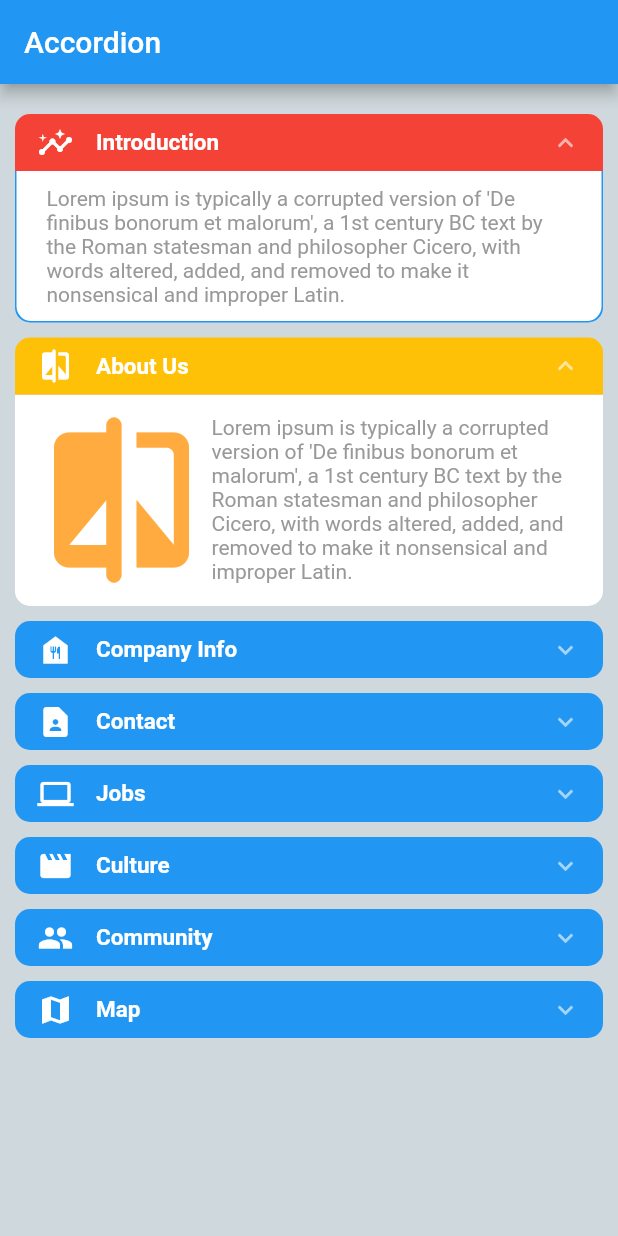
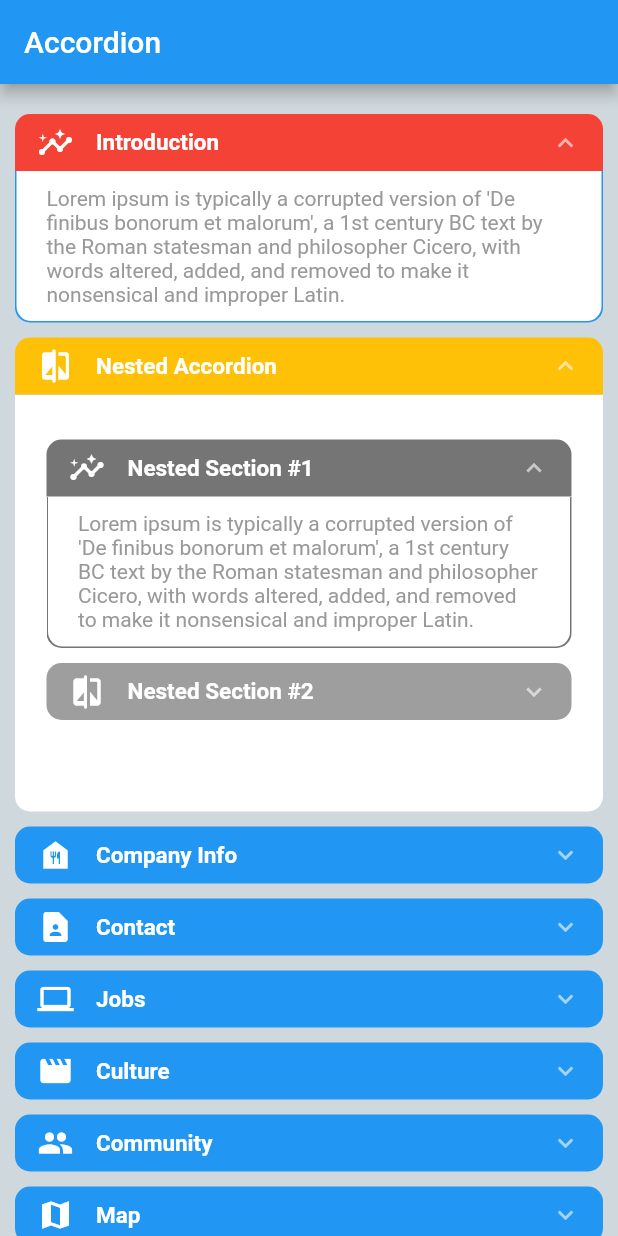
Before and after one commit to GotJimmy/accordion, a Flutter app: the screen it shows after launch, on a phone screen of 412 x 824 dp. Run offline on Flutter 3.47's test engine with Material 2 defaults, Android fonts, the phone set to English and light mode, and no system bars; drawn by our look-alikes of scroll_to_index; our stand-ins replace get.

Commit message:
2.4.0: increased max sections, updated packages

```diff
--- a/example/lib/main.dart
+++ b/example/lib/main.dart
@@ -1,4 +1,5 @@
 import 'package:accordion/accordion.dart';
+import 'package:accordion/controllers.dart';
 import 'package:flutter/material.dart';
 
 void main() async {
@@ -46,9 +47,8 @@ class AccordionPage extends StatelessWidget //__
           headerBackgroundColorOpened: Colors.black54,
           headerPadding:
               const EdgeInsets.symmetric(vertical: 7, horizontal: 15),
-          // sectionOpeningHapticFeedback: SectionHapticFeedback.heavy,
-          // sectionClosingHapticFeedback: SectionHapticFeedback.light,
-          // openAndCloseAnimation: false,
+          sectionOpeningHapticFeedback: SectionHapticFeedback.heavy,
+          sectionClosingHapticFeedback: SectionHapticFeedback.light,
           children: [
             AccordionSection(
               isOpen: true,
@@ -59,21 +59,50 @@ class AccordionPage extends StatelessWidget //__
               content: Text(_loremIpsum, style: _contentStyle),
               contentHorizontalPadding: 20,
               contentBorderWidth: 1,
-              // sectionOpeningHapticFeedback: SectionHapticFeedback.heavy,
-              // sectionClosingHapticFeedback: SectionHapticFeedback.vibrate,
+              // onOpenSection: () => print('onOpenSection ...'),
+              // onCloseSection: () => print('onCloseSection ...'),
             ),
             AccordionSection(
               isOpen: true,
               leftIcon: const Icon(Icons.compare_rounded, color: Colors.white),
-              header: Text('About Us', style: _headerStyle),
+              header: Text('Nested Accordion', style: _headerStyle),
               contentBorderColor: const Color(0xffffffff),
               headerBackgroundColorOpened: Colors.amber,
-              content: Row(
+              content: Accordion(
+                maxOpenSections: 1,
+                headerBackgroundColorOpened: Colors.black54,
+                headerPadding:
+                    const EdgeInsets.symmetric(vertical: 7, horizontal: 15),
                 children: [
-                  const Icon(Icons.compare_rounded,
-                      size: 120, color: Colors.orangeAccent),
-                  Flexible(
-                      flex: 1, child: Text(_loremIpsum, style: _contentStyle)),
+                  AccordionSection(
+                    isOpen: true,
+                    leftIcon:
+                        const Icon(Icons.insights_rounded, color: Colors.white),
+                    headerBackgroundColor: Colors.black38,
+                    headerBackgroundColorOpened: Colors.black54,
+                    header: Text('Nested Section #1', style: _headerStyle),
+                    content: Text(_loremIpsum, style: _contentStyle),
+                    contentHorizontalPadding: 20,
+                    contentBorderColor: Colors.black54,
+                  ),
+                  AccordionSection(
+                    isOpen: true,
+                    leftIcon:
+                        const Icon(Icons.compare_rounded, color: Colors.white),
+                    header: Text('Nested Section #2', style: _headerStyle),
+                    headerBackgroundColor: Colors.black38,
+                    headerBackgroundColorOpened: Colors.black54,
+                    contentBorderColor: Colors.black54,
+                    content: Row(
+                      children: [
+                        const Icon(Icons.compare_rounded,
+                            size: 120, color: Colors.orangeAccent),
+                        Flexible(
+                            flex: 1,
+                            child: Text(_loremIpsum, style: _contentStyle)),
+                      ],
+                    ),
+                  ),
                 ],
               ),
             ),
@@ -169,45 +198,6 @@ class AccordionPage extends StatelessWidget //__
               content:
                   const Icon(Icons.people, size: 200, color: Color(0xff999999)),
             ),
-            // AccordionSection(
-            //   isOpen: false,
-            //   leftIcon: const Icon(Icons.person_add, color: Colors.white),
-            //   header: Text('Accordion within Accordion', style: _headerStyle),
-            //   contentHorizontalPadding: 15,
-            //   contentVerticalPadding: 15,
-            //   content: Row(
-            //     mainAxisAlignment: MainAxisAlignment.spaceBetween,
-            //     crossAxisAlignment: CrossAxisAlignment.start,
-            //     children: [
-            //       Flexible(
-            //         flex: 1,
-            //         child: Text(
-            //           '\nTo your right you have an accordion nested within an accordion:',
-            //           style: _contentStyle,
-            //           textAlign: TextAlign.right,
-            //         ),
-            //       ),
-            //       Container(
-            //         width: 200,
-            //         height: 200,
-            //         child: Accordion(
-            //           headerBackgroundColor: Colors.blue[200],
-            //           headerPadding: EdgeInsets.symmetric(horizontal: 10, vertical: 3),
-            //           contentBackgroundColor: Colors.blue[50],
-            //           contentBorderRadius: 10,
-            //           children: [
-            //             AccordionSection(
-            //                 isOpen: false, header: Text('Section #1', style: _headerStyle), content: Text('This is sub-accordion #1 ...', style: _contentStyle)),
-            //             AccordionSection(
-            //                 isOpen: false, header: Text('Section #2', style: _headerStyle), content: Text('This is sub-accordion #2 ...', style: _contentStyle)),
-            //             AccordionSection(
-            //                 isOpen: false, header: Text('Section #3', style: _headerStyle), content: Text('This is sub-accordion #3 ...', style: _contentStyle)),
-            //           ],
-            //         ),
-            //       ),
-            //     ],
-            //   ),
-            // ),
             AccordionSection(
               isOpen: false,
               leftIcon: const Icon(Icons.map, color: Colors.white),
--- a/lib/accordion.dart
+++ b/lib/accordion.dart
@@ -233,6 +233,8 @@ class Accordion extends StatelessWidget with CommonParams {
             sectionClosingHapticFeedback: child.sectionClosingHapticFeedback ??
                 sectionClosingHapticFeedback,
             accordionId: accordionId,
+            onOpenSection: child.onOpenSection,
+            onCloseSection: child.onCloseSection,
           ),
         );
       },
--- a/lib/accordion_section.dart
+++ b/lib/accordion_section.dart
@@ -38,6 +38,8 @@ class AccordionSection extends StatelessWidget with CommonParams {
   late final UniqueKey uniqueKey;
   late final int index;
   final bool isOpen;
+  final Function? onOpenSection;
+  final Function? onCloseSection;
 
   /// The text to be displayed in the header
   final Widget header;
@@ -70,6 +72,8 @@ class AccordionSection extends StatelessWidget with CommonParams {
     SectionHapticFeedback? sectionOpeningHapticFeedback,
     SectionHapticFeedback? sectionClosingHapticFeedback,
     String? accordionId,
+    this.onOpenSection,
+    this.onCloseSection,
   }) : super(key: key) {
     final listCtrl = Get.put(ListController(), tag: accordionId);
     uniqueKey = listCtrl.keys.elementAt(index);
@@ -188,6 +192,12 @@ class AccordionSection extends StatelessWidget with CommonParams {
                   },
                 );
               }
+
+              if (_isOpen) {
+                if (onCloseSection != null) onCloseSection!.call();
+              } else {
+                if (onOpenSection != null) onOpenSection!.call();
+              }
             },
             child: AnimatedContainer(
               duration: Accordion.sectionAnimation
--- a/lib/controllers.dart
+++ b/lib/controllers.dart
@@ -54,7 +54,7 @@ class ListController extends GetxController {
   final openSections = <UniqueKey>[];
   StreamController<String> controllerIsOpen =
       StreamController<String>.broadcast();
-  final keys = List<UniqueKey>.generate(1000, (index) => UniqueKey());
+  final keys = List<UniqueKey>.generate(10000, (index) => UniqueKey());
 
   /// Maximum number of open sections at any given time.
   /// Opening a new section will close the "oldest" open section
```
Also changed, not shown: example/pubspec.yaml (+4 -4 lines), pubspec.yaml (+4 -4 lines), assets/accordion_demo3.gif (added), example/pubspec.lock, pubspec.lock, 3 other files.
